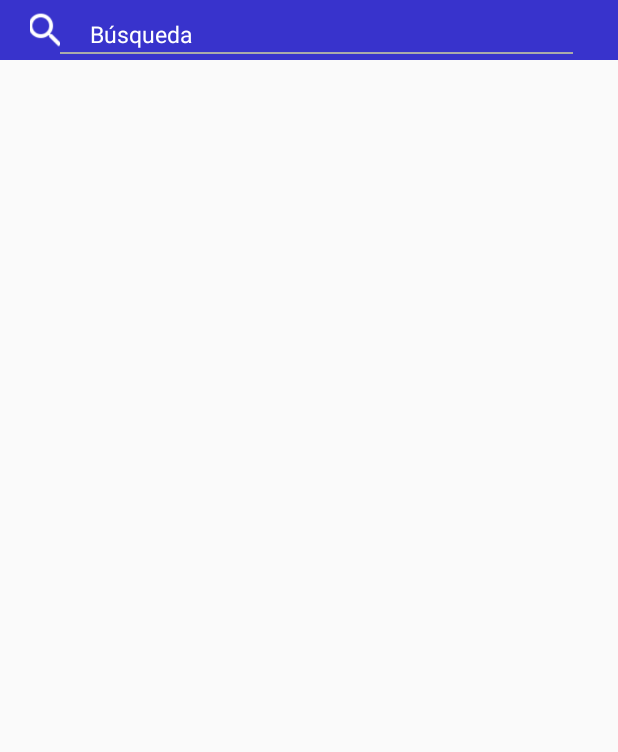
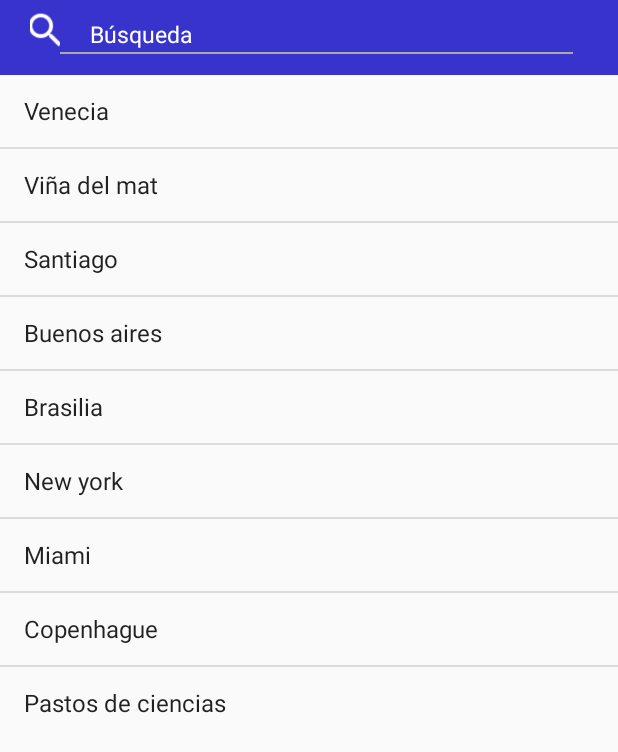
Before and after one commit to iorellana18/cicerOTApp, an Android app: the SearchActivity screen opened directly, with no data from a screen before it, on a phone screen of 412 x 824 dp. Shown: the top 752 px of the screen. Run offline under Robolectric (Android 15) with nearby library versions, the light colour scheme and no system bars.

Commit message:
Fragment list en búsqueda

```diff
--- a/app/src/main/java/cl/usach/CICEROT/SearchActivity.java
+++ b/app/src/main/java/cl/usach/CICEROT/SearchActivity.java
@@ -1,17 +1,20 @@
 package cl.usach.CICEROT;
 
-import android.app.Activity;
+
 import android.os.Bundle;
+import android.support.v7.app.AppCompatActivity;
 
 /**
  * Created by Ian on 03-11-2016.
  */
-public class SearchActivity extends Activity{
+
+
+
+public class SearchActivity extends AppCompatActivity {
 
     @Override
     protected void onCreate(Bundle savedInstanceState) {
         super.onCreate(savedInstanceState);
         setContentView(R.layout.activity_search);
-
     }
 }
--- /dev/null
+++ b/app/src/main/java/cl/usach/CICEROT/SearchListFragment.java
@@ -0,0 +1,41 @@
+package cl.usach.CICEROT;
+
+/**
+ * Created by Ian on 06-11-2016.
+ */
+
+import android.app.ListFragment;
+import android.os.Bundle;
+
+import android.view.LayoutInflater;
+import android.view.View;
+import android.view.ViewGroup;
+
+import android.widget.AdapterView;
+import android.widget.AdapterView.OnItemClickListener;
+import android.widget.ArrayAdapter;
+import android.widget.Toast;
+
+public class SearchListFragment extends ListFragment implements OnItemClickListener {
+
+    @Override
+    public View onCreateView(LayoutInflater inflater,
+                             ViewGroup container, Bundle savedInstanceState) {
+        View view = inflater.inflate(R.layout.fragment_list, container, false);
+        return view;
+    }
+
+    @Override
+    public void onActivityCreated(Bundle savedInstanceState) {
+        super.onActivityCreated(savedInstanceState);
+        ArrayAdapter adapter = ArrayAdapter.createFromResource(getActivity(),
+                R.array.Lugares, android.R.layout.simple_list_item_1);
+        setListAdapter(adapter);
+        getListView().setOnItemClickListener(this);
+    }
+
+    @Override
+    public void onItemClick(AdapterView<?> parent, View view, int position,long id) {
+        Toast.makeText(getActivity(), "Item: " + position, Toast.LENGTH_SHORT).show();
+    }
+}
--- a/app/src/main/res/layout/activity_main.xml
+++ b/app/src/main/res/layout/activity_main.xml
@@ -20,8 +20,19 @@
         app:popupTheme="@style/ThemeOverlay.AppCompat.Light">
 
         <ImageView
+            android:id="@+id/backIcon"
+            android:layout_width="25dp"
+            android:layout_height="30dp"
+            android:layout_marginLeft="20dp"
+            android:layout_marginTop="5dp"
+            android:scaleType="centerCrop"
+            android:src="@mipmap/ic_arrow_back_white_48dp"
+            android:tint="@color/colorPrimary"
+            />
+
+        <ImageView
             android:id="@+id/searchIcon"
-            android:layout_width="20dp"
+            android:layout_width="25dp"
             android:layout_height="30dp"
             android:layout_marginLeft="20dp"
             android:layout_marginTop="5dp"
--- a/app/src/main/res/layout/activity_search.xml
+++ b/app/src/main/res/layout/activity_search.xml
@@ -7,7 +7,7 @@
     <FrameLayout
         android:id="@+id/SearchContent"
         android:layout_width="match_parent"
-        android:layout_height="40dp"
+        android:layout_height="50dp"
         android:background="@color/colorPrimaryDark"
         />
 
@@ -48,5 +48,12 @@
         android:layout_height="1dp"
         android:background="@android:color/darker_gray"/>
 
+    <fragment
+        android:id="@+id/fragment1"
+        android:layout_below="@+id/SearchContent"
+        android:name="cl.usach.CICEROT.SearchListFragment"
+        android:layout_width="match_parent"
+        android:layout_height="match_parent" />
+
 
 </RelativeLayout>
--- /dev/null
+++ b/app/src/main/res/layout/fragment_list.xml
@@ -0,0 +1,19 @@
+<?xml version="1.0" encoding="utf-8"?>
+<LinearLayout
+    xmlns:android="http://schemas.android.com/apk/res/android"
+    android:layout_width="match_parent"
+    android:layout_height="match_parent"
+    android:orientation="vertical" >
+
+    <ListView
+        android:id="@android:id/list"
+        android:layout_width="match_parent"
+        android:layout_height="wrap_content" >
+    </ListView>
+
+    <TextView
+        android:id="@android:id/empty"
+        android:layout_width="match_parent"
+        android:layout_height="wrap_content" >
+    </TextView>
+</LinearLayout>
--- a/app/src/main/res/values/strings.xml
+++ b/app/src/main/res/values/strings.xml
@@ -1,4 +1,15 @@
 <resources>
     <!-- My first test APP-->
     <string name="app_name">cicerOT</string>
+    <string-array name="Lugares">
+        <item>Venecia</item>
+        <item>Viña del mat</item>
+        <item>Santiago</item>
+        <item>Buenos aires</item>
+        <item>Brasilia</item>
+        <item>New york</item>
+        <item>Miami</item>
+        <item>Copenhague</item>
+        <item>Pastos de ciencias</item>
+    </string-array>
 </resources>
```
Also changed, not shown: app/src/main/res/mipmap-mdpi/ic_arrow_back_white_48dp.png (added).
